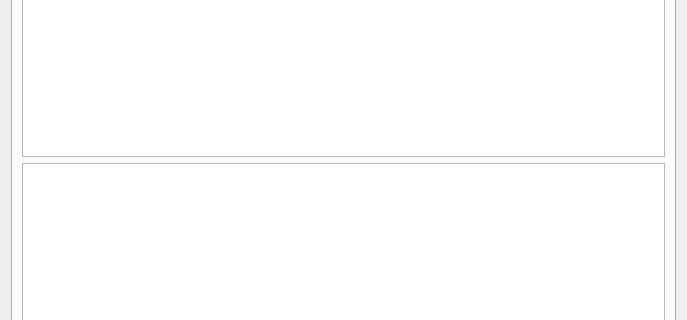
This is kitupiikki/tools/devtool.ui in artoh/kitupiikki as Qt 5 draws it before an edit; both pictures show x 0 to 687 and y 189 to 509 of the 687 by 620 pixel window. The edited form follows.
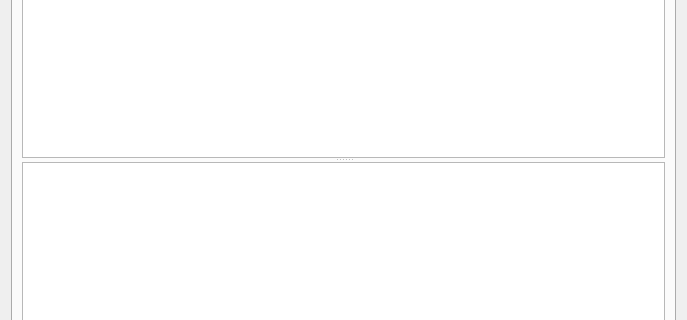
This is the edited form. The open tabs and pages were chosen to show the change. Icons and pictures are not drawn.

Patch:
```diff
--- a/kitupiikki/tools/devtool.ui
+++ b/kitupiikki/tools/devtool.ui
@@ -238,14 +238,17 @@
         </widget>
        </item>
        <item>
+        <widget class="QSplitter" name="splitter">
+         <property name="orientation">
+          <enum>Qt::Vertical</enum>
+         </property>
         <widget class="QPlainTextEdit" name="jsonInput">
          <property name="tabStopWidth">
           <number>10</number>
          </property>
         </widget>
-       </item>
-       <item>
         <widget class="QTextBrowser" name="kyselyBrowser"/>
+        </widget>
        </item>
       </layout>
      </widget>
```
Left out of the diff: 2 changed lines with no effect on the pictures. Lines whose indentation alone changed are shown as unchanged.
